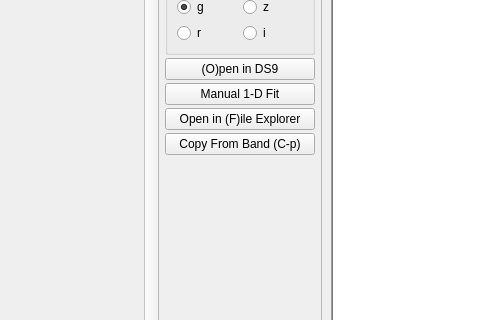
This is GUI/fit_gui.ui in rpsmith4/photometric-decomp-analysis as Qt 5 draws it before an edit; both pictures show x 558 to 1038 and y 184 to 504 of the 1250 by 864 pixel window. The edited form follows.
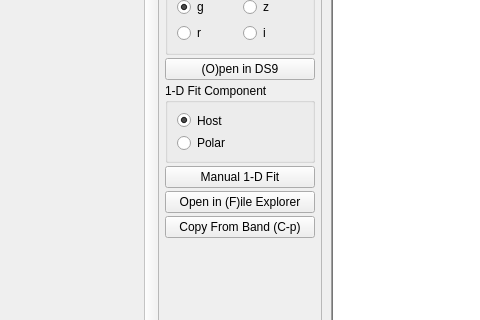
This is the edited form.

Commit message: Can now select host or polar comonent for the 1d fitting

```diff
--- a/GUI/fit_gui.ui
+++ b/GUI/fit_gui.ui
@@ -151,6 +151,38 @@
        </property>
       </widget>
      </item>
+     <item>
+      <widget class="QGroupBox" name="groupBox_component">
+       <property name="maximumSize">
+        <size>
+         <width>150</width>
+         <height>80</height>
+        </size>
+       </property>
+       <property name="title">
+        <string>1-D Fit Component</string>
+       </property>
+       <layout class="QVBoxLayout" name="verticalLayout_component">
+        <item>
+         <widget class="QRadioButton" name="hostradio">
+          <property name="text">
+           <string>Host</string>
+          </property>
+          <property name="checked">
+           <bool>true</bool>
+          </property>
+         </widget>
+        </item>
+        <item>
+         <widget class="QRadioButton" name="polarradio">
+          <property name="text">
+           <string>Polar</string>
+          </property>
+         </widget>
+        </item>
+       </layout>
+      </widget>
+     </item>
      <item>
       <widget class="QPushButton" name="onedfitbutton">
        <property name="text">
```
The commit also changes 1 other file.
